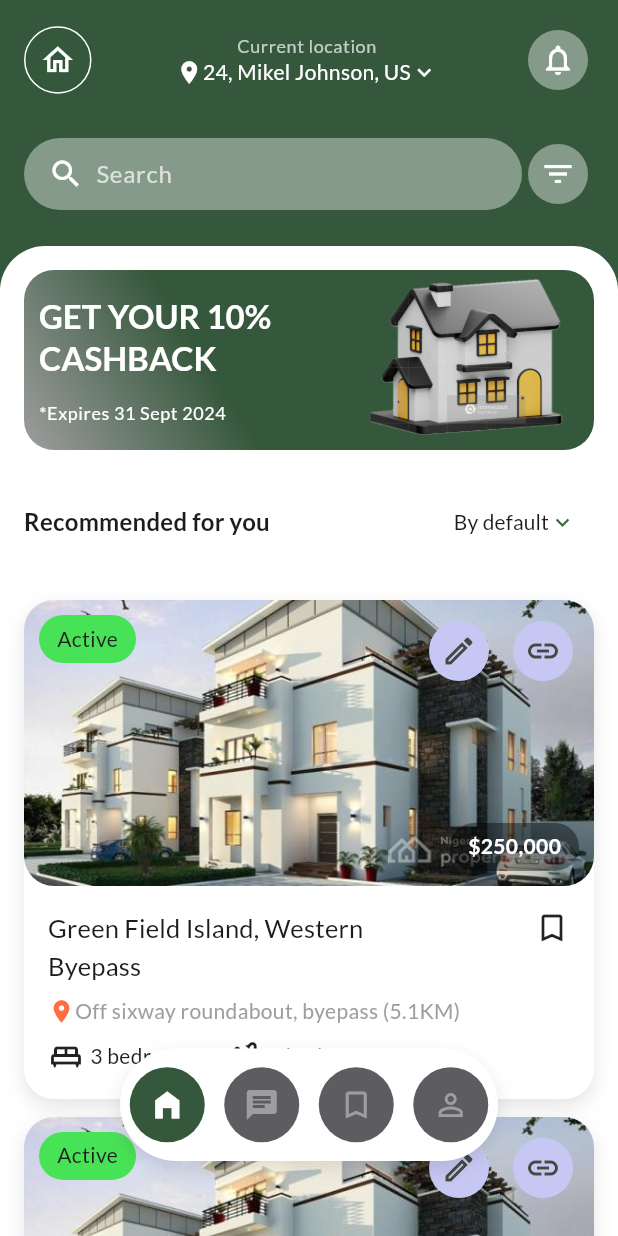
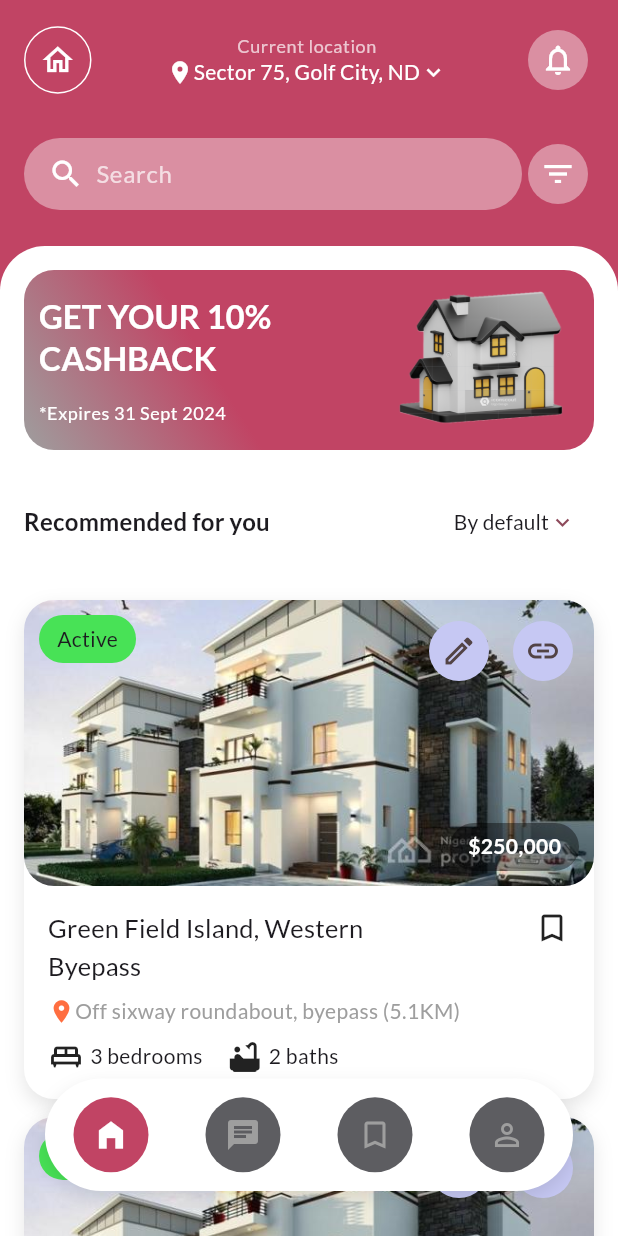
Before and after one commit to sank4lp55/rent_home, a Flutter app: the HomePage screen opened directly, on a phone screen of 412 x 824 dp. Run offline on Flutter 3.47's test engine with Material 3 defaults, Android fonts, the phone set to English and light mode, and no system bars; our stand-ins replace google_fonts.

Commit message:
color-fix

```diff
--- a/lib/main.dart
+++ b/lib/main.dart
@@ -16,11 +16,11 @@ class MyApp extends StatelessWidget {
       debugShowCheckedModeBanner: false,
       theme: ThemeData(
         colorScheme: ColorScheme.fromSeed(
-          seedColor: const Color(0xff35573B),
+          seedColor: const Color(0xffBF5973),
         ),
         useMaterial3: true,
         textTheme: GoogleFonts.latoTextTheme(),
-        primaryColor: const Color(0xff35573B),
+        primaryColor: const Color(0xffC14464),
       ),
       home: const OnboardingPage(),
     );
--- a/lib/screens/home.dart
+++ b/lib/screens/home.dart
@@ -57,7 +57,7 @@ class _HomePageState extends State<HomePage> {
                                 size: 18,
                               ),
                               Text(
-                                "24, Mikel Johnson, US",
+                                "Sector 75, Golf City, ND",
                                 style: theme.textTheme.bodyMedium?.copyWith(
                                   color: Colors.white,
                                 ),
@@ -153,7 +153,7 @@ class _HomePageState extends State<HomePage> {
                                 end: Alignment.bottomLeft,
                                 stops: [0.4, 1],
                                 colors: [
-                                  Color(0xff35573b),
+                                  Color(0xffC14464),
                                   Colors.grey,
                                 ],
                               ),
@@ -186,7 +186,7 @@ class _HomePageState extends State<HomePage> {
                               ),
                               Image.asset(
                                 "assets/house.png",
-                                width: 130,
+                                width: 110,
                                 fit: BoxFit.cover,
                               ),
                               const SizedBox(
@@ -249,9 +249,9 @@ class _HomePageState extends State<HomePage> {
           ),
         ),
         const Positioned(
-          bottom: 50,
-          left: 80,
-          right: 80,
+          bottom: 30,
+          left: 30,
+          right: 30,
           child: HomeBottomNavBar(),
         )
       ],
--- a/lib/screens/onboarding.dart
+++ b/lib/screens/onboarding.dart
@@ -1,6 +1,6 @@
 import 'package:flutter/material.dart';
 
-import 'login_page.dart';
+import 'auth_page.dart';
 class OnboardingPage extends StatelessWidget {
   const OnboardingPage({super.key});
 
@@ -71,7 +71,7 @@ class OnboardingPage extends StatelessWidget {
                     width: double.infinity,
                     child: ElevatedButton(
                         onPressed: () {
-                          Navigator.push(context, MaterialPageRoute(builder: (context)=> const LoginSignupPage()));
+                          Navigator.push(context, MaterialPageRoute(builder: (context)=> const AuthPage()));
                         },
                         style: ElevatedButton.styleFrom(
                           backgroundColor: theme.primaryColor,
--- a/lib/widgets/bottom_nav.dart
+++ b/lib/widgets/bottom_nav.dart
@@ -5,12 +5,23 @@ class HomeBottomNavBar extends StatelessWidget {
 
   @override
   Widget build(BuildContext context) {
-    return Container(
+    final screenWidth = MediaQuery.of(context).size.width;
+
+    return Center( // Center the container horizontally
+      child: Container(
+        width: screenWidth - 30, // Set the width to screen width - 30
         height: 75,
         decoration: BoxDecoration(
           color: Colors.white,
           borderRadius: BorderRadius.circular(40),
-          boxShadow: [BoxShadow(color: Colors.black.withOpacity(0.1), blurRadius: 10, offset: const Offset(0, 5))]),
+          boxShadow: [
+            BoxShadow(
+              color: Colors.black.withOpacity(0.1),
+              blurRadius: 10,
+              offset: const Offset(0, 5),
+            )
+          ],
+        ),
         child: Row(
           mainAxisAlignment: MainAxisAlignment.spaceAround,
           children: [
@@ -18,34 +29,41 @@ class HomeBottomNavBar extends StatelessWidget {
               icon: Icons.home_filled,
               label: 'Home',
               isActive: true,
-            onTap: (){},
+              onTap: () {},
             ),
             NavBarItem(
               icon: Icons.chat,
               label: 'Chat',
               isActive: false,
-            onTap: (){},
+              onTap: () {},
             ),
             NavBarItem(
               icon: Icons.bookmark_outline,
               label: 'Bookmark',
               isActive: false,
-            onTap: (){},
+              onTap: () {},
             ),
             NavBarItem(
               icon: Icons.person_outline,
               label: 'Profile',
               isActive: false,
-            onTap: (){},
+              onTap: () {},
             ),
           ],
+        ),
       ),
     );
   }
 }
 
 class NavBarItem extends StatelessWidget {
-  const NavBarItem({super.key, required this.icon, required this.label, required this.isActive, required this.onTap});
+  const NavBarItem({
+    super.key,
+    required this.icon,
+    required this.label,
+    required this.isActive,
+    required this.onTap,
+  });
 
   final IconData icon;
   final String label;
@@ -61,7 +79,9 @@ class NavBarItem extends StatelessWidget {
         children: [
           CircleAvatar(
             radius: 25,
-            backgroundColor: isActive ? Theme.of(context).primaryColor : const Color(0xff5d5d61),
+            backgroundColor: isActive
+                ? Theme.of(context).primaryColor
+                : const Color(0xff5d5d61),
             child: Icon(
               icon,
               color: isActive ? Colors.white : Colors.grey,
```
Also changed, not shown: lib/screens/auth_page.dart (renamed from lib/screens/login_page.dart, +10 -4 lines). Lines whose indentation alone changed are shown as unchanged.
